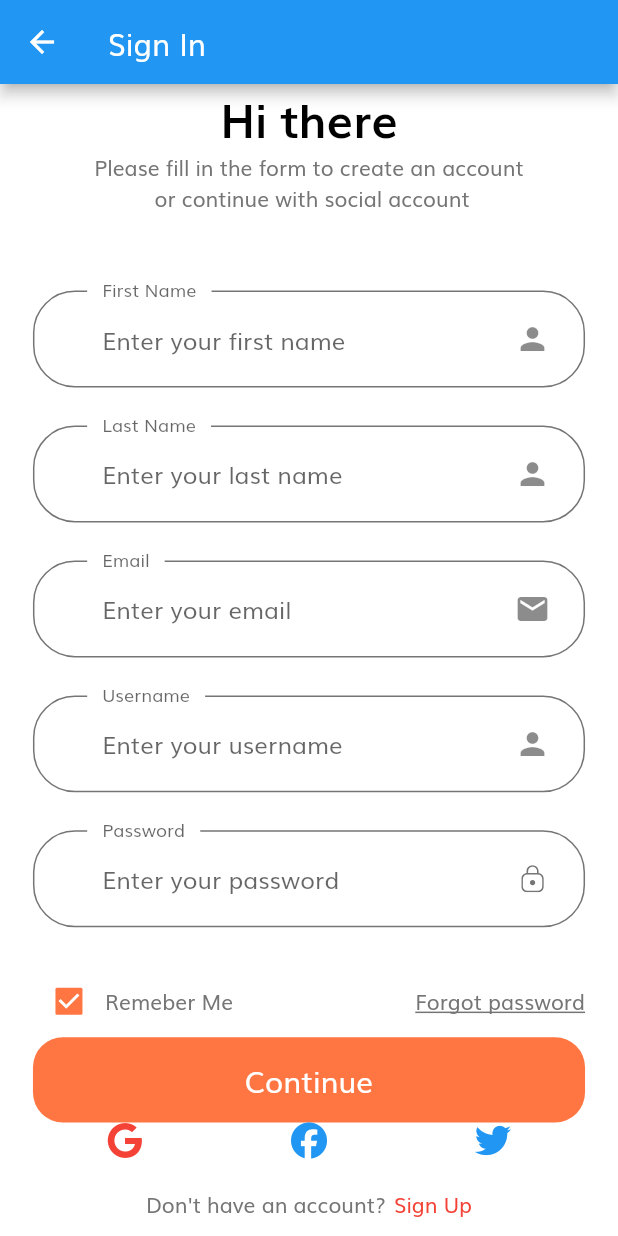
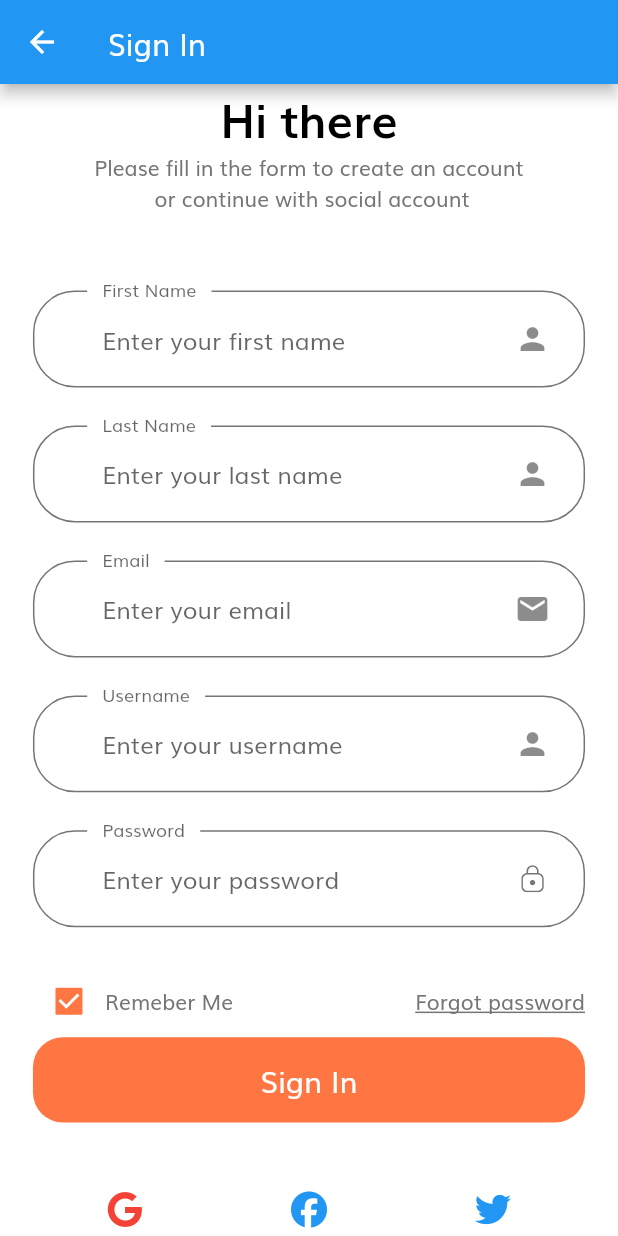
Before and after one commit to andykwesi/e_commerce, a Flutter app: the SignUpScreen screen opened directly, on a phone screen of 412 x 824 dp. Run offline on Flutter 3.47's test engine with Material 2 defaults, Android fonts, the phone set to English and light mode, and no system bars; our stand-ins replace flutter_svg, font_awesome_flutter, get.

Commit message:
Navigation fix

```diff
--- a/lib/components/default_button.dart
+++ b/lib/components/default_button.dart
@@ -22,9 +22,11 @@ class DefaultButton extends StatelessWidget {
               RoundedRectangleBorder(borderRadius: BorderRadius.circular(20)),
           color: kPrimaryColor,
           height: getProportionateScreenHeight(56),
-          onPressed: () {},
+          onPressed: () {
+            press();
+          },
           child: Text(
-            "Continue",
+            text,
             style: TextStyle(
                 fontSize: getProportionateScreenWidth(18), color: Colors.white),
           )),
--- a/lib/screens/sign_up/components/body.dart
+++ b/lib/screens/sign_up/components/body.dart
@@ -233,9 +233,12 @@ class _SignInFormState extends State<SignInForm> {
                 ),
                 Text("Remeber Me"),
                 Spacer(),
-                Text('Forgot password', style: TextStyle(
+                Text(
+                  'Forgot password',
+                  style: TextStyle(
                     decoration: TextDecoration.underline,
-                ),),
+                  ),
+                ),
               ],
             ),
             DefaultButton(
@@ -244,7 +247,9 @@ class _SignInFormState extends State<SignInForm> {
                   // Get.to(SignInScreen());
                 }),
             // SizedBox(height: getProportionateScreenHeight(150),),
-
+            SizedBox(
+              height: getProportionateScreenHeight(45),
+            ),
             Container(
               child: Row(
                 mainAxisAlignment: MainAxisAlignment.spaceAround,
@@ -265,20 +270,26 @@ class _SignInFormState extends State<SignInForm> {
                     color: Colors.blue,
                     size: 24.0,
                   ),
-
                 ],
               ),
             ),
-            SizedBox(height: getProportionateScreenHeight(20),),
+            SizedBox(
+              height: getProportionateScreenHeight(20),
+            ),
             Center(
               child: Row(
                 mainAxisAlignment: MainAxisAlignment.center,
                 children: [
-                  Text("Don't have an account?"),
-                  SizedBox(width: getProportionateScreenWidth(5),),
-                  Text('Sign Up', style: TextStyle(
+                  Text("Already have an account?"),
+                  SizedBox(
+                    width: getProportionateScreenWidth(5),
+                  ),
+                  Text(
+                    'Sign in',
+                    style: TextStyle(
                       color: Colors.red,
-                  ),)
+                    ),
+                  )
                 ],
               ),
             ),
--- a/lib/screens/splash/components/body.dart
+++ b/lib/screens/splash/components/body.dart
@@ -3,8 +3,10 @@
 import 'package:e_commerce/constants.dart';
 import 'package:e_commerce/size_config.dart';
 import 'package:flutter/material.dart';
+import 'package:get/get.dart';
 
 import '../../../components/default_button.dart';
+import '../../sign_in/sign_in_screen.dart';
 import 'splash_content.dart';
 
 class Body extends StatefulWidget {
@@ -67,7 +69,9 @@ class _BodyState extends State<Body> {
                     ),
                     DefaultButton(
                       text: "Continue",
-                      press: () {},
+                      press: () {
+                        Get.to(SignInScreen());
+                      },
                     ),
                     Spacer(),
                   ],
--- a/lib/screens/splash/splash_screen.dart
+++ b/lib/screens/splash/splash_screen.dart
@@ -11,9 +11,7 @@ class SplashScreen extends StatelessWidget {
   Widget build(BuildContext context) {
     SizeConfig().init(context);
     return Scaffold(
-      body: Body(
-
-      ),
+      body: Body(),
     );
   }
 }
--- a/pubspec.yaml
+++ b/pubspec.yaml
@@ -34,8 +34,10 @@ dependencies:
   # The following adds the Cupertino Icons font to your application.
   # Use with the CupertinoIcons class for iOS style icons.
   cupertino_icons: ^1.0.2
-  flutter_svg: ^0.17.4
+  flutter_svg: ^1.0.3
   get: ^4.6.1
+  http: ^0.13.4
+  loader_overlay: ^2.0.6
   font_awesome_flutter: ^10.1.0
 
 dev_dependencies:
```
Also changed, not shown: lib/main.dart (+5 -2 lines), lib/screens/sign_in/components/body.dart (+2 -5 lines), pubspec.lock. Lines whose indentation alone changed are shown as unchanged.
